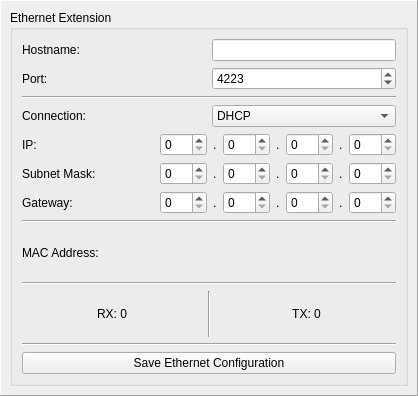
First picture: the form in src/brickv/plugin_system/plugins/master/ui/ethernet.ui, repository Tinkerforge/brickv, before the edit.
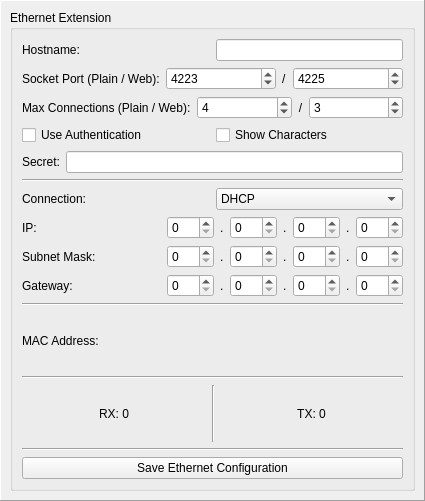
Second picture: the form after the edit.

Commit message: Add support for websocket configuration and authentication of Ethernet Extension

```diff
--- a/src/brickv/plugin_system/plugins/master/ui/ethernet.ui
+++ b/src/brickv/plugin_system/plugins/master/ui/ethernet.ui
@@ -6,8 +6,8 @@
    <rect>
     <x>0</x>
     <y>0</y>
-    <width>418</width>
-    <height>396</height>
+    <width>425</width>
+    <height>501</height>
    </rect>
   </property>
   <property name="windowTitle">
@@ -67,7 +67,7 @@
            <item>
             <widget class="QLabel" name="label">
              <property name="text">
-              <string>Port:</string>
+              <string>Socket Port (Plain / Web):</string>
              </property>
             </widget>
            </item>
@@ -80,6 +80,116 @@
               <number>4223</number>
              </property>
             </widget>
+           </item>
+           <item>
+            <widget class="QLabel" name="label_6">
+             <property name="sizePolicy">
+              <sizepolicy hsizetype="Fixed" vsizetype="Preferred">
+               <horstretch>0</horstretch>
+               <verstretch>0</verstretch>
+              </sizepolicy>
+             </property>
+             <property name="text">
+              <string>/</string>
+             </property>
+            </widget>
+           </item>
+           <item>
+            <widget class="QSpinBox" name="ethernet_websocket_port">
+             <property name="maximum">
+              <number>65535</number>
+             </property>
+             <property name="value">
+              <number>4225</number>
+             </property>
+            </widget>
+           </item>
+          </layout>
+         </item>
+         <item>
+          <layout class="QHBoxLayout" name="horizontalLayout_10">
+           <item>
+            <widget class="QLabel" name="label_4">
+             <property name="text">
+              <string>Max Connections (Plain / Web):</string>
+             </property>
+            </widget>
+           </item>
+           <item>
+            <widget class="QSpinBox" name="ethernet_socket_connections">
+             <property name="maximum">
+              <number>7</number>
+             </property>
+             <property name="value">
+              <number>4</number>
+             </property>
+            </widget>
+           </item>
+           <item>
+            <widget class="QLabel" name="label_5">
+             <property name="sizePolicy">
+              <sizepolicy hsizetype="Fixed" vsizetype="Preferred">
+               <horstretch>0</horstretch>
+               <verstretch>0</verstretch>
+              </sizepolicy>
+             </property>
+             <property name="text">
+              <string>/</string>
+             </property>
+             <property name="alignment">
+              <set>Qt::AlignCenter</set>
+             </property>
+            </widget>
+           </item>
+           <item>
+            <widget class="QSpinBox" name="ethernet_websocket_connections">
+             <property name="maximum">
+              <number>7</number>
+             </property>
+             <property name="value">
+              <number>3</number>
+             </property>
+            </widget>
+           </item>
+          </layout>
+         </item>
+         <item>
+          <layout class="QVBoxLayout" name="verticalLayout_4">
+           <item>
+            <layout class="QHBoxLayout" name="ethernet_secret_layout">
+             <item>
+              <widget class="QCheckBox" name="ethernet_use_auth">
+               <property name="text">
+                <string>Use Authentication</string>
+               </property>
+              </widget>
+             </item>
+             <item>
+              <widget class="QCheckBox" name="ethernet_show_characters">
+               <property name="text">
+                <string>Show Characters</string>
+               </property>
+              </widget>
+             </item>
+            </layout>
+           </item>
+           <item>
+            <layout class="QHBoxLayout" name="horizontalLayout_26">
+             <item>
+              <widget class="QLabel" name="ethernet_secret_label">
+               <property name="text">
+                <string>Secret:</string>
+               </property>
+              </widget>
+             </item>
+             <item>
+              <widget class="QLineEdit" name="ethernet_secret">
+               <property name="maxLength">
+                <number>64</number>
+               </property>
+              </widget>
+             </item>
+            </layout>
            </item>
           </layout>
          </item>
```
The commit also changes 5 other files.
